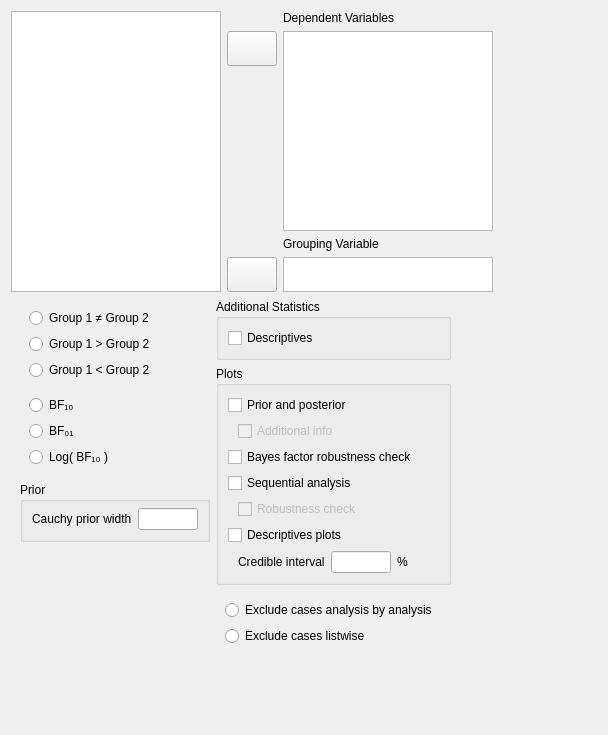
The window that JASP-Desktop/analysisforms/ttestbayesianindependentsamplesform.ui (jasp-stats/jasp-desktop) describes before a commit, drawn with Qt 5.
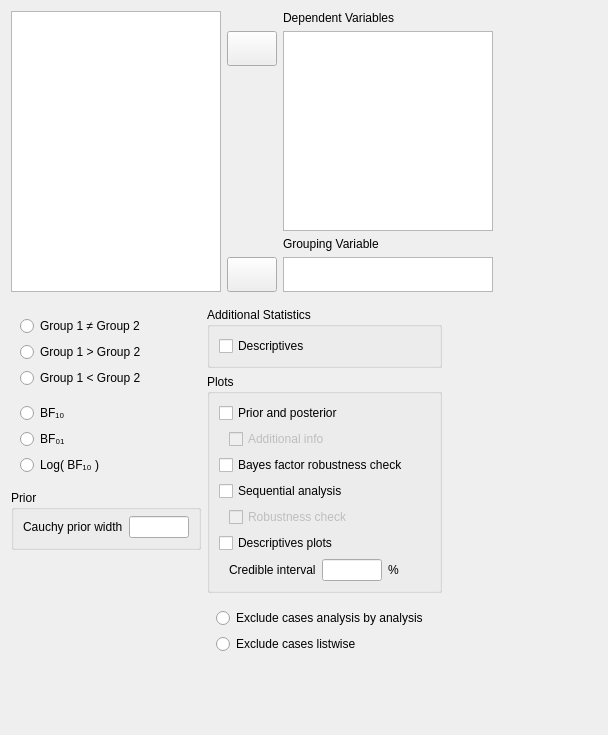
The same window after the commit. Custom widgets are drawn as their Qt base class.

Diff of the .ui file:
```diff
--- a/JASP-Desktop/analysisforms/ttestbayesianindependentsamplesform.ui
+++ b/JASP-Desktop/analysisforms/ttestbayesianindependentsamplesform.ui
@@ -220,8 +220,14 @@
       </sizepolicy>
      </property>
      <layout class="QGridLayout" name="gridLayout_7">
-      <property name="topMargin">
-       <number>1</number>
+      <property name="leftMargin">
+       <number>0</number>
+      </property>
+      <property name="rightMargin">
+       <number>0</number>
+      </property>
+      <property name="bottomMargin">
+       <number>0</number>
       </property>
       <item row="0" column="0">
        <widget class="QWidget" name="widget_2" native="true">
```
